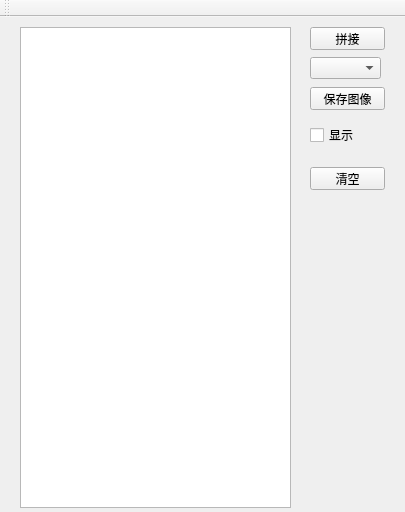
This is AJVision/mainwindow.ui in Aden2018/AijiuVision as Qt 5 draws it before an edit. The edited form follows.
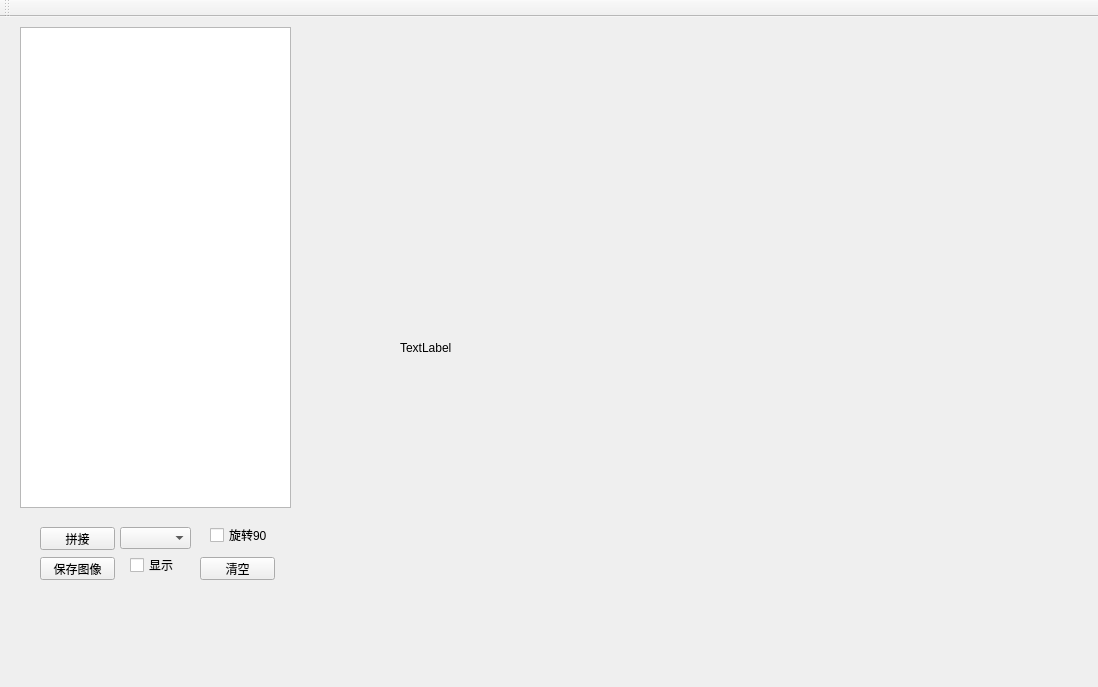
This is the edited form.

Commit message: 添加鼠标点击获取坐标功能，label显示图像功能

The edit to the form file:
```diff
--- a/AJVision/mainwindow.ui
+++ b/AJVision/mainwindow.ui
@@ -6,8 +6,8 @@
    <rect>
     <x>0</x>
     <y>0</y>
-    <width>405</width>
-    <height>512</height>
+    <width>1098</width>
+    <height>687</height>
    </rect>
   </property>
   <property name="windowTitle">
@@ -27,8 +27,8 @@
    <widget class="QPushButton" name="pushButton">
     <property name="geometry">
      <rect>
-      <x>310</x>
-      <y>10</y>
+      <x>40</x>
+      <y>510</y>
       <width>75</width>
       <height>23</height>
      </rect>
@@ -40,8 +40,8 @@
    <widget class="QPushButton" name="deleteAll">
     <property name="geometry">
      <rect>
-      <x>310</x>
-      <y>150</y>
+      <x>200</x>
+      <y>540</y>
       <width>75</width>
       <height>23</height>
      </rect>
@@ -53,8 +53,8 @@
    <widget class="QPushButton" name="saveButton">
     <property name="geometry">
      <rect>
-      <x>310</x>
-      <y>70</y>
+      <x>40</x>
+      <y>540</y>
       <width>75</width>
       <height>23</height>
      </rect>
@@ -66,8 +66,8 @@
    <widget class="QCheckBox" name="checkBox">
     <property name="geometry">
      <rect>
-      <x>310</x>
-      <y>110</y>
+      <x>130</x>
+      <y>540</y>
       <width>71</width>
       <height>16</height>
      </rect>
@@ -79,13 +79,39 @@
    <widget class="QComboBox" name="comboBox_Algorihm">
     <property name="geometry">
      <rect>
-      <x>310</x>
-      <y>40</y>
+      <x>120</x>
+      <y>510</y>
       <width>71</width>
       <height>22</height>
      </rect>
     </property>
    </widget>
+   <widget class="QLabel" name="label">
+    <property name="geometry">
+     <rect>
+      <x>400</x>
+      <y>10</y>
+      <width>641</width>
+      <height>641</height>
+     </rect>
+    </property>
+    <property name="text">
+     <string>TextLabel</string>
+    </property>
+   </widget>
+   <widget class="QCheckBox" name="checkBox_2">
+    <property name="geometry">
+     <rect>
+      <x>210</x>
+      <y>510</y>
+      <width>71</width>
+      <height>16</height>
+     </rect>
+    </property>
+    <property name="text">
+     <string>旋转90</string>
+    </property>
+   </widget>
   </widget>
   <widget class="QToolBar" name="mainToolBar">
    <attribute name="toolBarArea">
```
The commit also changes 3 other files.
